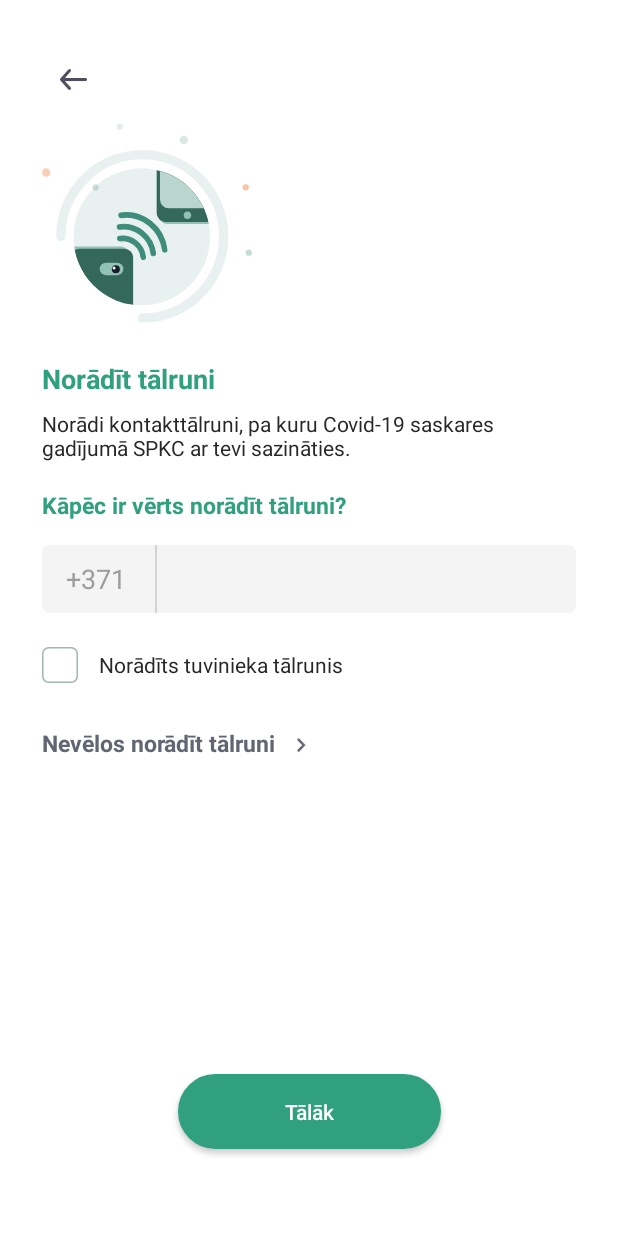
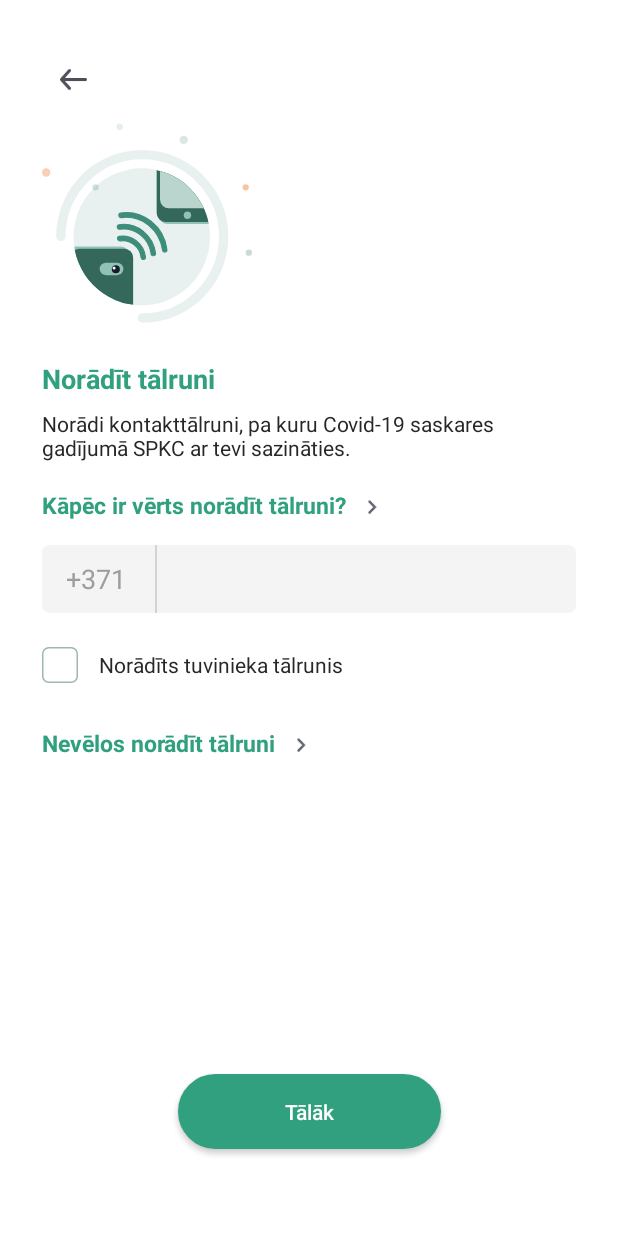
Before and after one commit to ApturiCOVID/apturicovid-android, an Android app: the ContactFragment screen opened through its navigation route, on a phone screen of 412 x 824 dp. Run offline under Robolectric (Android 15) with nearby library versions, the light colour scheme and no system bars; our stand-ins replace Dagger/Hilt's generated code, RxJava, Timber, data binding, navigation-ui; libraries missing offline, so code that uses them is left out: com.moczul.ok2curl; 14 statements that could not run were skipped.

Commit message:
Format all links/buttons the same way

```diff
--- a/app/src/main/res/layout/fragment_contact.xml
+++ b/app/src/main/res/layout/fragment_contact.xml
@@ -61,20 +61,40 @@
                 app:layout_constraintStart_toStartOf="parent"
                 app:layout_constraintTop_toBottomOf="@id/contact_title_tv" />
 
-            <TextView
-                android:id="@+id/contact_why_btn_tv"
+            <LinearLayout
+                android:id="@+id/contact_why_ll"
                 android:layout_width="wrap_content"
                 android:layout_height="wrap_content"
                 android:layout_marginStart="@dimen/fragment_side_margin"
                 android:layout_marginTop="10dp"
                 android:paddingTop="8dp"
                 android:paddingBottom="8dp"
-                android:text="@string/label_why_number"
-                android:textColor="@color/titleTextColor"
-                android:textSize="15sp"
-                android:textStyle="bold"
+                android:gravity="center_vertical"
                 app:layout_constraintStart_toStartOf="parent"
-                app:layout_constraintTop_toBottomOf="@id/contact_description_tv" />
+                app:layout_constraintTop_toBottomOf="@id/contact_description_tv"
+                android:orientation="horizontal">
+
+                <TextView
+                    android:id="@+id/contact_why_btn_tv"
+                    android:layout_width="wrap_content"
+                    android:layout_height="wrap_content"
+                    android:text="@string/label_why_number"
+                    android:textColor="@color/titleTextColor"
+                    android:textSize="15sp"
+                    android:textStyle="bold"
+                    app:layout_constraintStart_toStartOf="parent"
+                    app:layout_constraintTop_toBottomOf="@id/contact_description_tv" />
+
+                <ImageView
+                    android:layout_width="10dp"
+                    android:layout_height="10dp"
+                    android:layout_marginStart="12dp"
+                    android:layout_marginTop="2dp"
+                    android:src="@drawable/ic_chevron_right"
+                    app:layout_constraintBottom_toBottomOf="@id/contact_why_btn_tv"
+                    app:layout_constraintStart_toEndOf="@id/contact_why_btn_tv"
+                    app:layout_constraintTop_toTopOf="@id/contact_why_btn_tv" />
+            </LinearLayout>
 
             <EditText
                 android:id="@+id/phone_code_et"
@@ -89,7 +109,7 @@
                 android:text="+371"
                 android:textColor="@color/grayTextColor"
                 app:layout_constraintStart_toStartOf="parent"
-                app:layout_constraintTop_toBottomOf="@id/contact_why_btn_tv" />
+                app:layout_constraintTop_toBottomOf="@id/contact_why_ll" />
 
             <View
                 android:id="@+id/phone_divider"
@@ -114,7 +134,7 @@
                 android:textColor="@color/subtitleTextColor"
                 app:layout_constraintEnd_toEndOf="parent"
                 app:layout_constraintStart_toEndOf="@id/phone_divider"
-                app:layout_constraintTop_toBottomOf="@id/contact_why_btn_tv"
+                app:layout_constraintTop_toBottomOf="@id/contact_why_ll"
                 tools:ignore="TextFields" />
 
             <CheckBox
@@ -158,7 +178,7 @@
                     android:paddingTop="8dp"
                     android:paddingBottom="8dp"
                     android:text="@string/label_remain_anonymous"
-                    android:textColor="@color/regularTextColor"
+                    android:textColor="@color/titleTextColor"
                     android:textSize="15sp"
                     android:textStyle="bold"
                     app:layout_constraintStart_toStartOf="parent"
```
